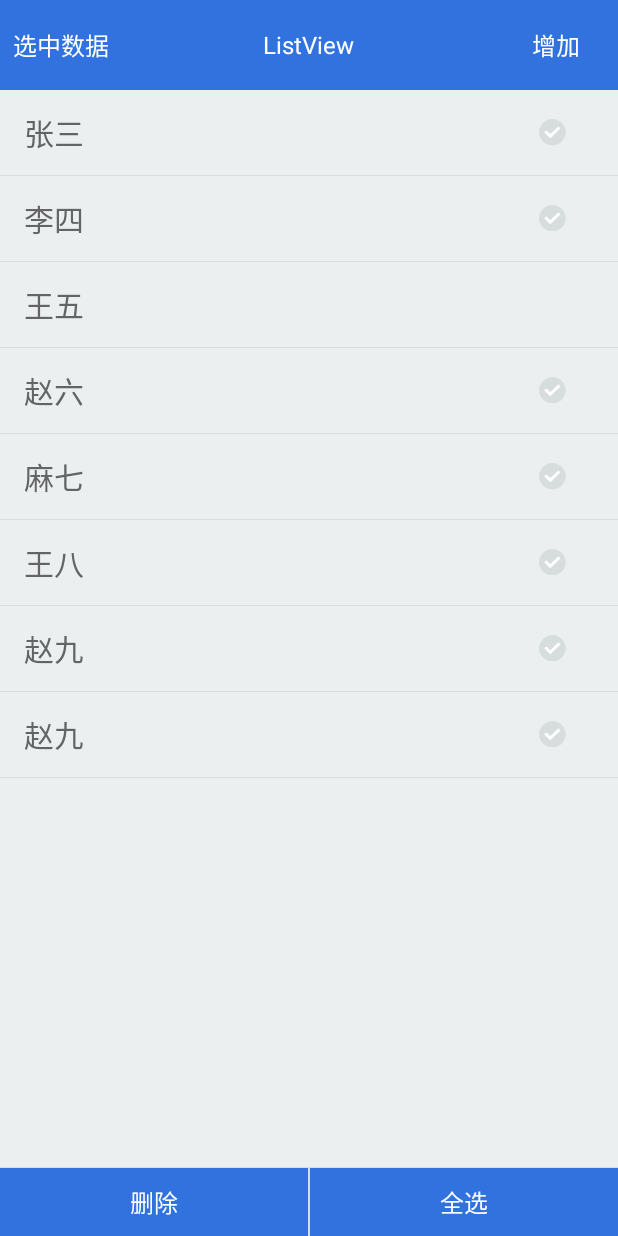
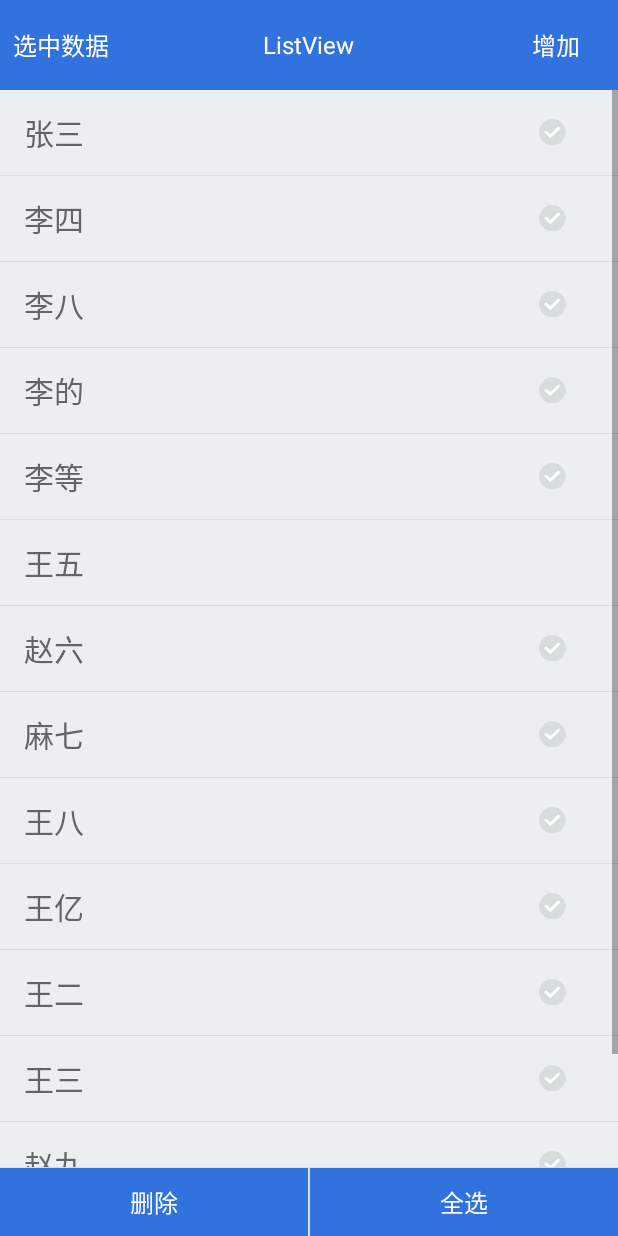
Before and after one commit to gaochunchun/Android_Multiselect, an Android app: the screen it shows after launch (CheckActivity), after a tap on "多选测试", on a phone screen of 412 x 824 dp. Run offline under Robolectric (Android 15) with nearby library versions, the phone set to English and light mode, and no system bars.

Commit message:
优化点击进入后选中项选中的问题

```diff
--- a/app/build.gradle
+++ b/app/build.gradle
@@ -21,4 +21,5 @@ android {
 dependencies {
     compile fileTree(dir: 'libs', include: ['*.jar'])
     compile 'com.android.support:appcompat-v7:24.2.1'
+    compile 'com.android.support:recyclerview-v7:24.2.1'
 }
--- a/app/src/main/java/org/gaochun/activity/CActivity.java
+++ b/app/src/main/java/org/gaochun/activity/CActivity.java
@@ -25,11 +25,11 @@ public class CActivity extends Activity implements View.OnClickListener{
     @Override
     public void onClick(View v) {
         switch (v.getId()) {
-            case R.id.btn_1:    //单选
+            //case R.id.btn_1:    //单选
                 //Intent intent = new Intent(this, RightPositionActivity.class);
                 //intent.putExtra("one","one");
                 //startActivityForResult(intent, 1);
-                break;
+               // break;
 
             case R.id.btn_2:    //多选
                 Intent intent2 = new Intent(this, CheckActivity.class);
--- a/app/src/main/java/org/gaochun/activity/CheckActivity.java
+++ b/app/src/main/java/org/gaochun/activity/CheckActivity.java
@@ -23,34 +23,19 @@ import java.util.Map;
 
 public class CheckActivity extends Activity implements OnClickListener, OnItemClickListener {
 
-    /**
-     * 返回按钮
-     */
+     //返回按钮
     private ViewGroup btnCancle = null;
 
-    /**
-     * 确定按钮
-     */
+     //确定按钮
     private ViewGroup btnAdd = null;
 
-    /**
-     * 选择所有
-     */
+     //选择所有
     private Button btnSelectAll = null;
 
-    /**
-     * 清除所有
-     */
+     //清除所有
     private Button btnDelete = null;
 
-    /**
-     * ListView列表
-     */
     private ListView lvListView = null;
-
-    /**
-     * 适配对象
-     */
     private DemoAdapter adpAdapter = null;
 
     List<DemoBean> mTempList;   //选中的数据
@@ -83,7 +68,6 @@ public class CheckActivity extends Activity implements OnClickListener, OnItemCl
                 DemoBean bean = new DemoBean();
                 bean.setTitle(tag);
                 mTempList.add(bean);
-                //mTagSet.add(tag);
             }
 
         } // else ignored.
@@ -121,10 +105,16 @@ public class CheckActivity extends Activity implements OnClickListener, OnItemCl
 
         demoDatas.add(new DemoBean("张三", true));
         demoDatas.add(new DemoBean("李四", true));
+        demoDatas.add(new DemoBean("李八", true));
+        demoDatas.add(new DemoBean("李的", true));
+        demoDatas.add(new DemoBean("李等", true));
         demoDatas.add(new DemoBean("王五", false));
         demoDatas.add(new DemoBean("赵六", true));
         demoDatas.add(new DemoBean("麻七", true));
         demoDatas.add(new DemoBean("王八", true));
+        demoDatas.add(new DemoBean("王亿", true));
+        demoDatas.add(new DemoBean("王二", true));
+        demoDatas.add(new DemoBean("王三", true));
         demoDatas.add(new DemoBean("赵九", true));
         demoDatas.add(new DemoBean("赵九", true));
 
@@ -156,7 +146,7 @@ public class CheckActivity extends Activity implements OnClickListener, OnItemCl
                 if (map.get(i) != null && map.get(i)) {
 
                     DemoBean bean = (DemoBean) adpAdapter.getItem(position);
-                    Log.i("tag",bean.getTitle());
+                    Log.i("tag---------------",bean.getTitle());
 
                     if (first) {
                         first = false;
@@ -177,9 +167,7 @@ public class CheckActivity extends Activity implements OnClickListener, OnItemCl
          * 当点击增加的时候
          */
         if (v == btnAdd) {
-
             adpAdapter.add(new DemoBean("赵六", true));
-
             adpAdapter.notifyDataSetChanged();
         }
 
@@ -255,6 +243,7 @@ public class CheckActivity extends Activity implements OnClickListener, OnItemCl
 
             // 会自动出发CheckBox的checked事件
             holder.cbCheck.toggle();
+            adpAdapter.label = false;
 
         }
     }
--- a/app/src/main/java/org/gaochun/adapter/DemoAdapter.java
+++ b/app/src/main/java/org/gaochun/adapter/DemoAdapter.java
@@ -19,7 +19,7 @@ import java.util.Map;
 
 public class DemoAdapter extends BaseAdapter {
 
-
+    public boolean label = true;
     private Context context = null;
     private List<DemoBean> datas = null;
     private List<DemoBean> mTempList = null;
@@ -109,6 +109,7 @@ public class DemoAdapter extends BaseAdapter {
                  * 将选择项加载到map里面寄存
                  */
                 isCheckMap.put(position, isChecked);
+                //setIsCheckMap(isCheckMap);
             }
         });
 
@@ -125,13 +126,17 @@ public class DemoAdapter extends BaseAdapter {
             }
 
             //若存在相同字段此处则会存在进入时多个选中的情况，建议在使用中使用id或者唯一标志作为对比条件
-            if (mTempList.size() > 0) {
-                for (int i = 0; i < mTempList.size(); i++) {
-                    if (bean.getTitle().contains(mTempList.get(i).getTitle())) {
-                        isCheckMap.put(position, true);
+            if (label) {
+                if (mTempList.size() > 0) {
+                    for (int i = 0; i < mTempList.size(); i++) {
+                        if (bean.getTitle().contains(mTempList.get(i).getTitle())) {
+                            isCheckMap.put(position, true);
+                        }
                     }
                 }
             }
+
+
             cbCheck.setChecked(isCheckMap.get(position));
 
 
@@ -169,17 +174,13 @@ public class DemoAdapter extends BaseAdapter {
         return this.isCheckMap;
     }
 
+
     public static class ViewHolder {
 
         public TextView tvTitle = null;
 
         public CheckBox cbCheck = null;
-        public Object data = null;
 
-    }
-
-    public List<DemoBean> getDatas() {
-        return datas;
     }
 
 
--- a/app/src/main/res/layout/test_cactivity.xml
+++ b/app/src/main/res/layout/test_cactivity.xml
@@ -4,12 +4,12 @@
     android:gravity="center_horizontal"
     android:orientation="vertical">
 
-    <Button
+   <!-- <Button
         android:id="@+id/btn_1"
         android:layout_width="match_parent"
         android:layout_height="wrap_content"
         android:onClick="onClick"
-        android:text="单选测试" />
+        android:text="单选测试" />-->
 
     <Button
         android:id="@+id/btn_2"
--- a/app/src/main/res/values/styles.xml
+++ b/app/src/main/res/values/styles.xml
@@ -1,7 +1,7 @@
 <resources>
 
     <!-- Base application theme. -->
-    <style name="AppTheme" parent="Theme.AppCompat.Light.NoActionBar">
+    <style name="AppTheme" parent="Theme.AppCompat.Light">
         <!-- Customize your theme here. -->
         <item name="colorPrimary">@color/colorPrimary</item>
         <item name="colorPrimaryDark">@color/colorPrimaryDark</item>
```
Also changed, not shown: app/src/main/java/org/gaochun/activity/MainActivity.java (deleted, +0 -13 lines), app/src/main/res/layout/activity_main.xml (deleted, +0 -17 lines).
